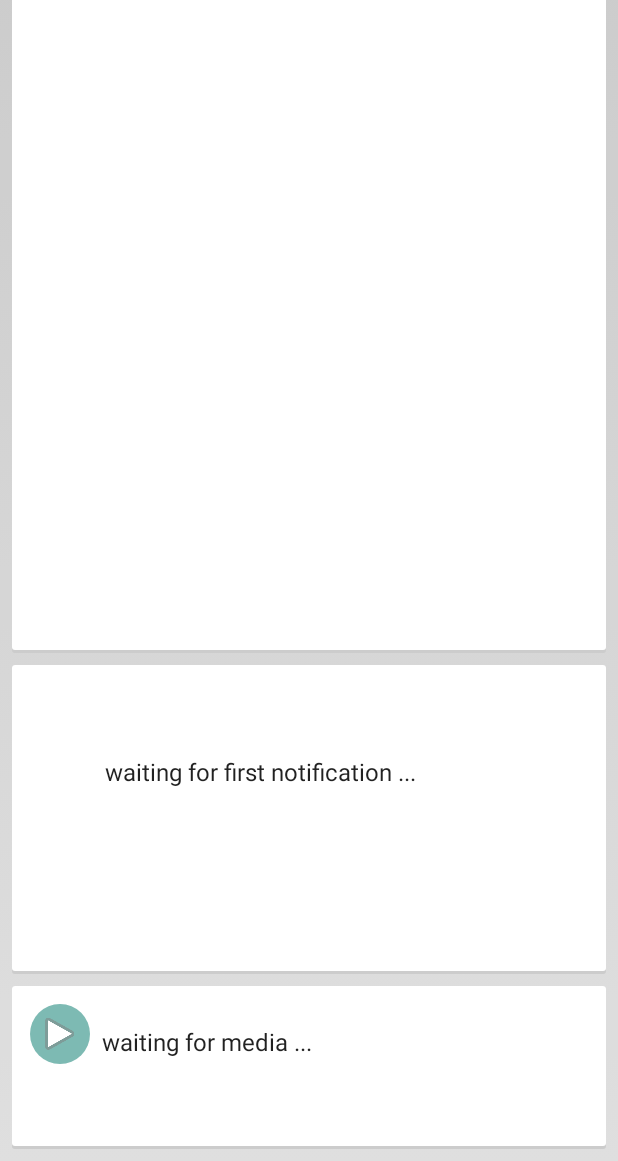
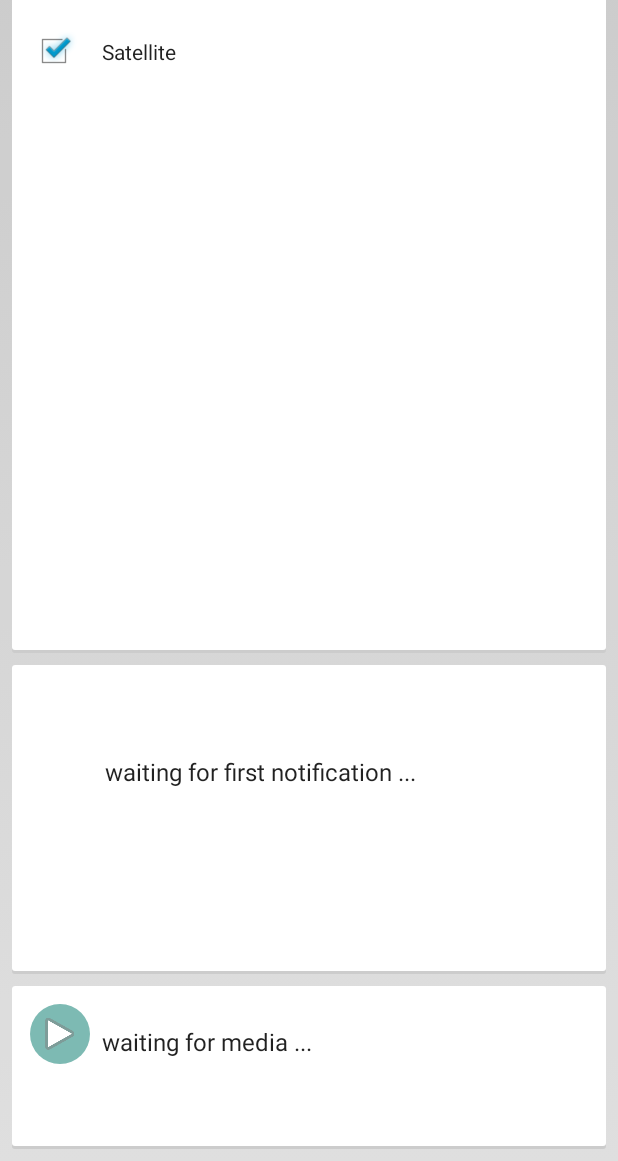
Before and after one commit to madwindevelopers/carhud, an Android app: the fragment MapMenuDialogFragment placed in its activity, after a tap on "waiting for media ...", on a phone screen of 412 x 824 dp, the part 75-1236 px from its top. Run offline under Robolectric (Android 15) with nearby library versions, the phone set to English and light mode, and no system bars; 12 statements that could not run were skipped; 2 other taps on this screen came first.

Commit message:
fix apps async and add satellite map view
Change-Id: I95b302e712ef179d69188c28176c27f2f9d71a5a

```diff
--- a/carhud/src/main/java/com/madwin/carhud/AppAsyncTask.java
+++ b/carhud/src/main/java/com/madwin/carhud/AppAsyncTask.java
@@ -18,9 +18,9 @@ public class AppAsyncTask extends AsyncTask<Long, String, Long> {
     private final static String TAG = "com.madwin.carhud.AppAsyncTask.java";
 
     private List<ResolveInfo> pkgAppsList;
-    private static ArrayList<String> appsAndPackageName;
-    private static ArrayList<String> appsName;
-    private static ArrayList<Drawable> appIconList;
+    private ArrayList<String> appsAndPackageName;
+    private ArrayList<String> appsName;
+    private ArrayList<Drawable> appIconList;
     private PackageManager pm;
 
     private Context mContext;
@@ -90,4 +90,8 @@ public class AppAsyncTask extends AsyncTask<Long, String, Long> {
 
         return null;
     }
+
+    public ArrayList<String> getAppsAndPackageName() {return appsAndPackageName;}
+    public ArrayList<String> getAppsName() {return appsName;}
+    public ArrayList<Drawable> getAppIconList() {return appIconList;}
 }
--- a/carhud/src/main/java/com/madwin/carhud/MainActivity.java
+++ b/carhud/src/main/java/com/madwin/carhud/MainActivity.java
@@ -59,6 +59,8 @@ public class MainActivity extends FragmentActivity implements
     private static PandoraHandler pandoraHandler;
     private static SpotifyHandler spotifyHandler;
     private static BaseNotificationHandler baseNotificationHandler;
+
+    private static AppAsyncTask appListTask;
 
     private MetaDataReceiver metaDataReceiver;
     private String TAG = "carhud";
@@ -297,7 +299,7 @@ public class MainActivity extends FragmentActivity implements
     @Override
     protected void onStart() {
         super.onStart();
-        AppAsyncTask appListTask = new AppAsyncTask(getApplicationContext());
+        appListTask = new AppAsyncTask(getApplicationContext());
         appListTask.execute();
     }
 
@@ -555,6 +557,8 @@ public class MainActivity extends FragmentActivity implements
         return mediaFragment;
     }
 
+    public static AppAsyncTask getAppAsyncTask() { return appListTask; }
+
     public static Context getAppContext() {
         return MainActivity.context;
     }
--- a/carhud/src/main/java/com/madwin/carhud/fragments/MapFragment.java
+++ b/carhud/src/main/java/com/madwin/carhud/fragments/MapFragment.java
@@ -60,6 +60,7 @@ public class MapFragment extends Fragment {
     private float speed = 0;
 
     private boolean routeIsVisible = false;
+    private boolean satelliteEnabled = false;
 
     private Boolean MyLocationClicked = true;
     private SharedPreferences sp;
@@ -318,6 +319,17 @@ public class MapFragment extends Fragment {
 
     public boolean isTrafficEnabled() { return map.isTrafficEnabled(); }
 
+    public boolean isSatelliteEnabled() { return satelliteEnabled; }
+
+    public void toggleSatelliteEnabled() {
+        if (isSatelliteEnabled())
+            map.setMapType(GoogleMap.MAP_TYPE_NORMAL);
+        else
+            map.setMapType(GoogleMap.MAP_TYPE_SATELLITE);
+
+        satelliteEnabled = !satelliteEnabled;
+    }
+
     public void shakeMap() {
         View view = getActivity().getWindow().getDecorView().findViewById(R.id.map_fragment_layout);
 
--- a/carhud/src/main/java/com/madwin/carhud/fragments/MapMenuDialogFragment.java
+++ b/carhud/src/main/java/com/madwin/carhud/fragments/MapMenuDialogFragment.java
@@ -16,6 +16,8 @@ import com.madwin.carhud.R;
 public class MapMenuDialogFragment extends DialogFragment implements View.OnClickListener {
 
     private CheckBox trafficCB;
+    private CheckBox satteliteCB;
+    private MapFragment mapFragment;
 
     public MapMenuDialogFragment() { }
 
@@ -26,6 +28,8 @@ public class MapMenuDialogFragment extends DialogFragment implements View.OnClic
             setStyle(DialogFragment.STYLE_NO_FRAME, R.style.Base_V21_Theme_AppCompat_Light_Dialog);
         if (Build.VERSION.SDK_INT == Build.VERSION_CODES.KITKAT)
             setStyle(DialogFragment.STYLE_NO_FRAME, R.style.Base_Theme_AppCompat_Light_Dialog);
+
+        mapFragment = MainActivity.getMapFragment();
     }
 
     @Override
@@ -45,8 +49,11 @@ public class MapMenuDialogFragment extends DialogFragment implements View.OnClic
 
         trafficCB = (CheckBox) view.findViewById(R.id.traffic_check_box);
         trafficCB.setOnClickListener(this);
+        trafficCB.setChecked(mapFragment.isTrafficEnabled());
 
-        trafficCB.setChecked(MainActivity.getMapFragment().isTrafficEnabled());
+        satteliteCB = (CheckBox) view.findViewById(R.id.satellite_check_box);
+        satteliteCB.setOnClickListener(this);
+        satteliteCB.setChecked(mapFragment.isSatelliteEnabled());
 
         return view;
     }
@@ -54,9 +61,16 @@ public class MapMenuDialogFragment extends DialogFragment implements View.OnClic
     @Override
     public void onClick(View view) {
 
-        if (view.getId() == R.id.traffic_check_box) {
-            MainActivity.getMapFragment().toggleTrafficEnabled();
-            trafficCB.setChecked(MainActivity.getMapFragment().isTrafficEnabled());
+        switch (view.getId()) {
+            case R.id.traffic_check_box:
+                mapFragment.toggleTrafficEnabled();
+                trafficCB.setChecked(mapFragment.isTrafficEnabled());
+                break;
+            case R.id.satellite_check_box:
+                mapFragment.toggleSatelliteEnabled();
+                satteliteCB.setChecked(mapFragment.isSatelliteEnabled());
+                break;
         }
+
     }
 }
--- a/carhud/src/main/res/layout/map_menu_dialog.xml
+++ b/carhud/src/main/res/layout/map_menu_dialog.xml
@@ -5,7 +5,7 @@
     android:orientation="vertical">
 
     <LinearLayout
-        android:id="@+id/map_menu_item"
+        android:id="@+id/map_menu_item1"
         android:layout_width="wrap_content"
         android:layout_height="wrap_content"
         android:orientation="horizontal" >
@@ -24,4 +24,25 @@
 
     </LinearLayout>
 
+    <LinearLayout
+        android:id="@+id/map_menu_item2"
+        android:layout_width="wrap_content"
+        android:layout_height="wrap_content"
+        android:orientation="horizontal" >
+
+        <CheckBox
+            android:layout_width="wrap_content"
+            android:layout_height="wrap_content"
+            android:id="@+id/satellite_check_box"
+            android:layout_margin="8dp" />
+
+        <TextView
+            android:layout_width="wrap_content"
+            android:layout_height="wrap_content"
+            android:text="@string/satellite"
+            android:layout_margin="8dp" />
+
+    </LinearLayout>
+
+
 </LinearLayout>
--- a/carhud/src/main/res/values/strings.xml
+++ b/carhud/src/main/res/values/strings.xml
@@ -65,5 +65,6 @@
     <string name="yes_with_maps">Yes with Maps</string>
     <string name="application_image">Application Image</string>
     <string name="traffic">Traffic</string>
+    <string name="satellite">Satellite</string>
 
 </resources>
```
Also changed, not shown: carhud/src/main/java/com/madwin/carhud/fragments/AppListDialogFragment.java (+4 -4 lines).
